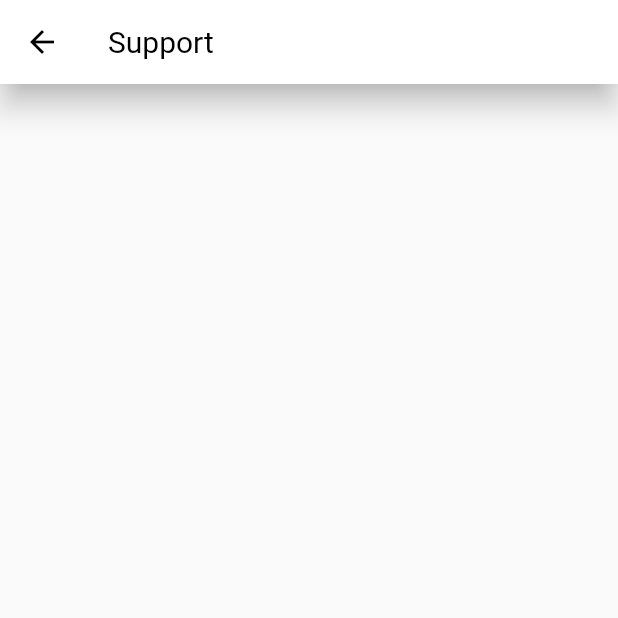
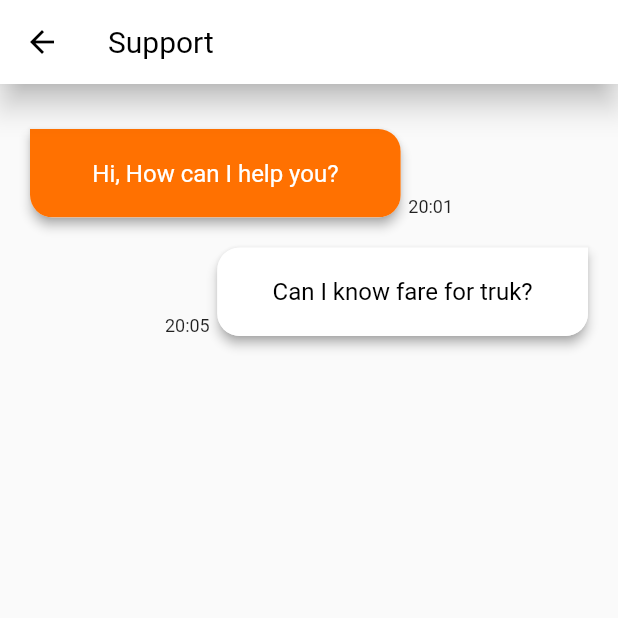
Before and after one commit to Jatin5120/truk-user, a Flutter app: the Support screen opened directly, on a phone screen of 412 x 824 dp, the top half of it. Run offline on Flutter 3.47's test engine with Material 2 defaults, Android fonts, the phone set to English and light mode, and no system bars; our stand-ins replace carousel_pro, cloud_firestore, firebase_auth, firebase_core, flutter_credit_card, flutter_svg and 2 more; accounts and stored records are empty.

Commit message:
Update support.dart

```diff
--- a/lib/screens/support.dart
+++ b/lib/screens/support.dart
@@ -1,4 +1,5 @@
 import 'package:flutter/material.dart';
+import 'package:trukapp/utils/constants.dart';
 
 class Support extends StatefulWidget {
   @override
@@ -6,25 +7,85 @@ class Support extends StatefulWidget {
 }
 
 class _SupportState extends State<Support> {
+  TextStyle senderStyle = TextStyle(color: Colors.black, fontSize: 16);
+  TextStyle receiverStyle = TextStyle(color: Colors.white, fontSize: 16);
+  Size get size => MediaQuery.of(context).size;
+
   Widget messageBubble({String message, String time, bool sender}) {
     return Container(
-      decoration: BoxDecoration(
-          borderRadius: sender
-              ? BorderRadius.only(
-                  topLeft: Radius.circular(5),
-                  bottomLeft: Radius.circular(5),
-                  bottomRight: Radius.circular(5),
-                )
-              : BorderRadius.only(
-                  topRight: Radius.circular(5),
-                  bottomLeft: Radius.circular(5),
-                  bottomRight: Radius.circular(5))),
+      padding: EdgeInsets.only(top: 10, bottom: 10),
+      alignment: sender ? Alignment.centerRight : Alignment.centerLeft,
+      child: Row(
+        mainAxisAlignment:
+            sender ? MainAxisAlignment.end : MainAxisAlignment.start,
+        crossAxisAlignment: CrossAxisAlignment.end,
+        children: [
+          if (sender)
+            Padding(
+                padding: const EdgeInsets.only(right: 5.0),
+                child: Text(
+                  '$time',
+                  style: TextStyle(fontSize: 12),
+                )),
+          Flexible(
+            flex: 1,
+            child: Container(
+              width: size.width * 0.6,
+              child: Material(
+                elevation: 3.0,
+                shadowColor: Colors.grey,
+                type: MaterialType.canvas,
+                borderRadius: sender
+                    ? BorderRadius.only(
+                        topLeft: Radius.circular(15),
+                        bottomLeft: Radius.circular(15),
+                        bottomRight: Radius.circular(15),
+                      )
+                    : BorderRadius.only(
+                        topRight: Radius.circular(15),
+                        bottomLeft: Radius.circular(15),
+                        bottomRight: Radius.circular(15)),
+                child: ClipRRect(
+                    borderRadius: sender
+                        ? BorderRadius.only(
+                            topLeft: Radius.circular(15),
+                            bottomLeft: Radius.circular(15),
+                            bottomRight: Radius.circular(15),
+                          )
+                        : BorderRadius.only(
+                            topRight: Radius.circular(15),
+                            bottomLeft: Radius.circular(15),
+                            bottomRight: Radius.circular(15)),
+                    child: Container(
+                      padding: EdgeInsets.only(
+                          left: 10, right: 10, top: 20, bottom: 20),
+                      // height: 60,
+                      alignment: Alignment.center,
+                      child: Text('$message',
+                          style: sender ? senderStyle : receiverStyle,
+                          overflow: TextOverflow.visible),
+                      decoration: BoxDecoration(
+                        color: sender ? Colors.white : primaryColor,
+                      ),
+                    )),
+              ),
+            ),
+          ),
+          if (!sender)
+            Padding(
+              padding: const EdgeInsets.only(left: 5.0),
+              child: Text(
+                '$time',
+                style: TextStyle(fontSize: 12),
+              ),
+            )
+        ],
+      ),
     );
   }
 
   @override
   Widget build(BuildContext context) {
-    final Size size = MediaQuery.of(context).size;
     return Scaffold(
       appBar: AppBar(
         title: Text('Support'),
@@ -32,9 +93,23 @@ class _SupportState extends State<Support> {
       body: Container(
         child: SingleChildScrollView(
           child: Container(
+            padding: EdgeInsets.only(left: 20, right: 20),
             child: Column(
-              crossAxisAlignment: CrossAxisAlignment.start,
-              children: [],
+              // crossAxisAlignment: CrossAxisAlignment.start,
+              children: [
+                SizedBox(
+                  height: 20,
+                ),
+                messageBubble(
+                  message: 'Hi, How can I help you?',
+                  sender: false,
+                  time: '20:01',
+                ),
+                messageBubble(
+                    message: 'Can I know fare for truk?',
+                    sender: true,
+                    time: '20:05')
+              ],
             ),
           ),
         ),
```
